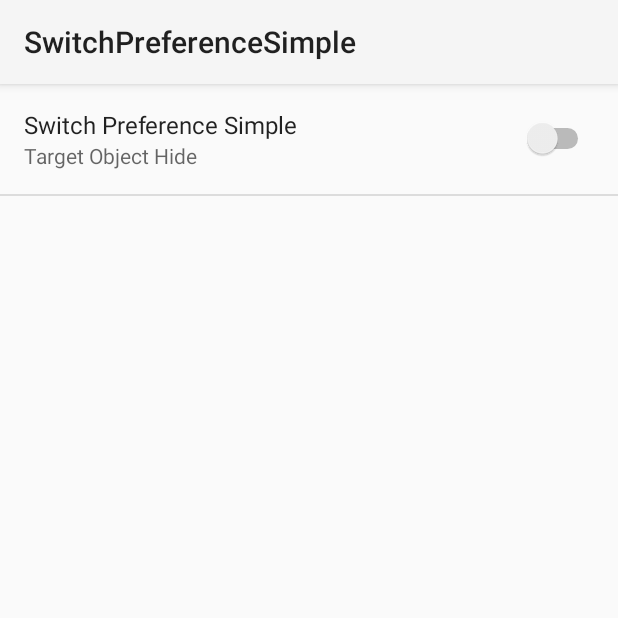
After one commit to maskaywalanay/SwitchPreferenceWithVisibility, an Android app: the SwitchPreferenceSimple screen opened directly, with no data from a screen before it, on a phone screen of 412 x 824 dp, the top half of it. The commit adds this screen. Run offline under Robolectric (Android 15) with nearby library versions, the phone set to English and light mode, and no system bars.

Commit message:
komit kedua

```diff
--- a/SwitchPreferenceSimple/app/src/main/AndroidManifest.xml
+++ b/SwitchPreferenceSimple/app/src/main/AndroidManifest.xml
@@ -16,6 +16,9 @@
                 <category android:name="android.intent.category.LAUNCHER" />
             </intent-filter>
         </activity>
+		<activity
+            android:name=".SwitchPreferenceSimple"
+            android:label="@string/app_name"/>
     </application>
 
 </manifest>
--- /dev/null
+++ b/SwitchPreferenceSimple/app/src/main/java/ngopi/siang/vrohh/SwitchPreferenceSimple.java
@@ -0,0 +1,17 @@
+package ngopi.siang.vrohh;
+import android.preference.*;
+import android.os.*;
+
+public class SwitchPreferenceSimple extends PreferenceActivity
+{
+	SwitchPreference mSwitch;
+
+	public void onCreate(Bundle b){
+		super.onCreate(b);
+		addPreferencesFromResource(R.xml.configuration);
+
+		mSwitch = (SwitchPreference)findPreference("example");
+		mSwitch.setSummaryOn(R.string.switch_summary_on);
+		mSwitch.setSummaryOff(R.string.switch_summary_off);
+	}
+}
--- a/SwitchPreferenceSimple/app/src/main/res/values/strings.xml
+++ b/SwitchPreferenceSimple/app/src/main/res/values/strings.xml
@@ -3,5 +3,8 @@
 
     <string name="app_name">SwitchPreferenceSimple</string>
     <string name="hello_world">Hello world!</string>
+	<string name="switch_title">Switch Preference Simple</string>
+	<string name="switch_summary_on">Target Object Show</string>
+	<string name="switch_summary_off">Target Object Hide</string>
 
 </resources>
--- /dev/null
+++ b/SwitchPreferenceSimple/app/src/main/res/xml/configuration.xml
@@ -0,0 +1,8 @@
+<?xml version="1.0" encoding="utf-8"?>
+<PreferenceScreen
+	xmlns:android="http://schemas.android.com/apk/res/android">
+	<SwitchPreference
+		android:title="@string/switch_title"
+		android:summary="%s"
+		android:key="example"/>
+</PreferenceScreen>
```
Also changed, not shown: SwitchPreferenceSimple/app/src/main/java/ngopi/siang/vrohh/MainActivity.java (+19 -0 lines), SwitchPreferenceSimple/app/src/main/java/ngopi/siang/vrohh/ObjectTargets.java (added, +32 -0 lines), SwitchPreferenceSimple/app/src/main/res/layout/main.xml (+19 -9 lines), SwitchPreferenceSimple/app/src/main/res/menu/settings.xml (added, +7 -0 lines).
